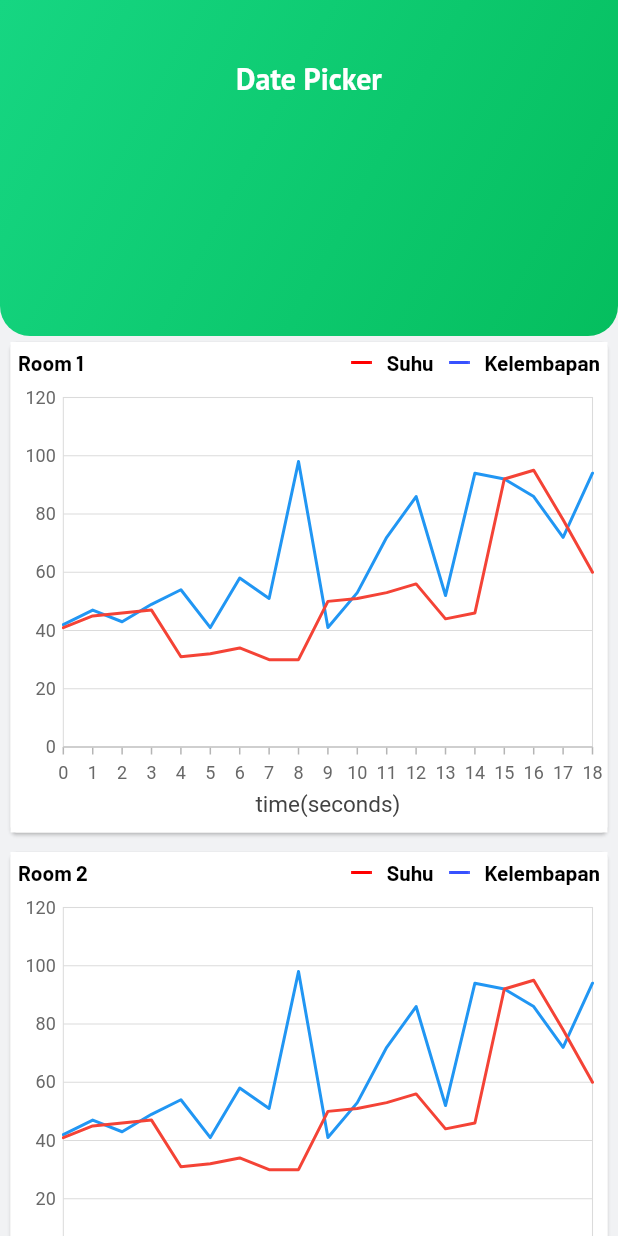
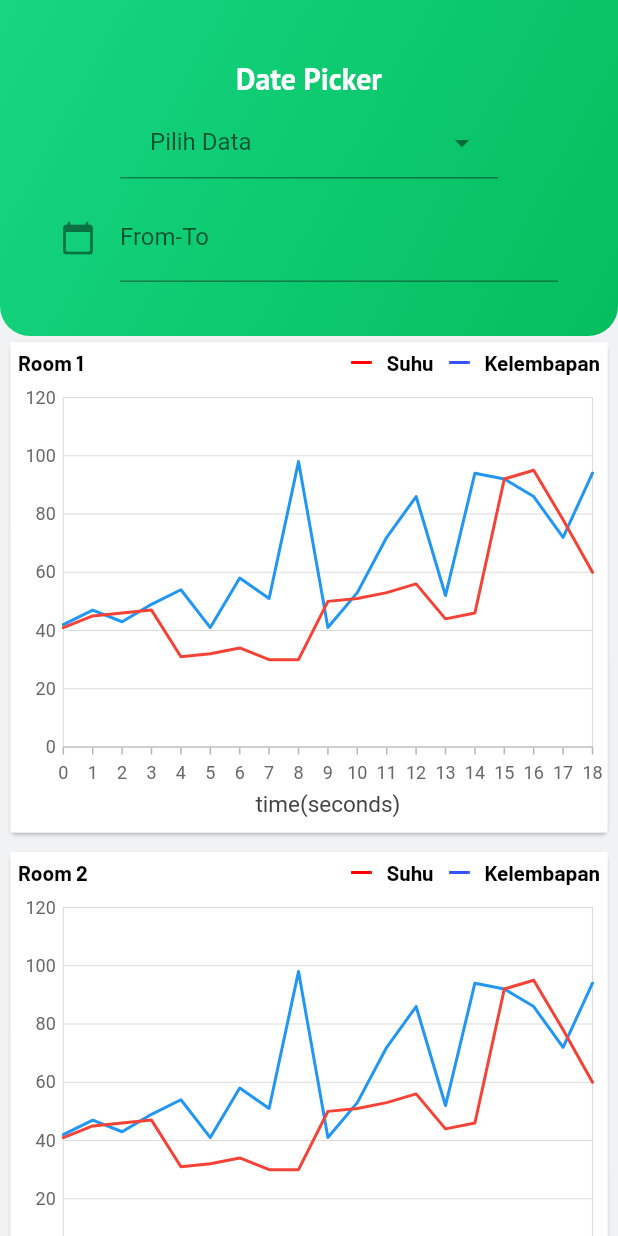
Before and after one commit to Project-Kelompok-2/MOP-Green-Mobile_2, a Flutter app: the logView screen opened directly, on a phone screen of 412 x 824 dp. Run offline on Flutter 3.47's test engine with Material 2 defaults, Android fonts, the phone set to English and light mode, and no system bars; drawn by our look-alikes of dropdown_search; our stand-ins replace convex_bottom_bar, google_fonts, syncfusion_flutter_charts, syncfusion_flutter_datepicker, syncfusion_flutter_gauges; missing offline and left inert: avatar_view.

```diff
--- a/lib/pages/log_view.dart
+++ b/lib/pages/log_view.dart
@@ -3,13 +3,86 @@
 part of 'pages.dart';
 
 class logView extends StatefulWidget {
-  const logView({Key? key}) : super(key: key);
+  const logView({super.key, this.restorationId});
+
+  final String? restorationId;
 
   @override
   State<logView> createState() => _logViewState();
 }
 
-class _logViewState extends State<logView> {
+class _logViewState extends State<logView> with RestorationMixin {
+  @override
+  String? get restorationId => widget.restorationId;
+
+  final RestorableDateTimeN _startDate = RestorableDateTimeN(DateTime.now());
+  final RestorableDateTimeN _endDate = RestorableDateTimeN(DateTime.now());
+  late final RestorableRouteFuture<DateTimeRange?> _rangePicker =
+      RestorableRouteFuture<DateTimeRange?>(
+    onComplete: _selectDateRange,
+    onPresent: (NavigatorState navigator, Object? arguments) {
+      return navigator
+          .restorablePush(_dateRangePickerRoute, arguments: <String, dynamic>{
+        'intialStartDate': _startDate.value?.millisecondsSinceEpoch,
+        'IntialEndDate': _endDate.value?.millisecondsSinceEpoch,
+      });
+    },
+  );
+
+  void _selectDateRange(DateTimeRange? newSelectedDate) {
+    if (newSelectedDate != null) {
+      setState(() {
+        _startDate.value = newSelectedDate.start;
+        _endDate.value = newSelectedDate.end;
+      });
+    }
+  }
+
+  @override
+  void restoreState(RestorationBucket? oldBucket, bool initialRestore) {
+    registerForRestoration(_startDate, 'start_date');
+    registerForRestoration(_endDate, 'end_date');
+    registerForRestoration(_rangePicker, 'date_picker_route_future');
+  }
+
+  static Route<DateTimeRange?> _dateRangePickerRoute(
+    BuildContext context,
+    Object? arguments,
+  ) {
+    return DialogRoute<DateTimeRange?>(
+      context: context,
+      builder: (BuildContext context) {
+        return DateRangePickerDialog(
+          restorationId: 'date_picker_dialog',
+          initialDateRange:
+              _initialDateTimeRange(arguments! as Map<dynamic, dynamic>),
+          firstDate: DateTime(2000),
+          lastDate: DateTime(2023),
+        );
+      },
+    );
+  }
+
+  static DateTimeRange? _initialDateTimeRange(Map<dynamic, dynamic> arguments) {
+    if (arguments['intialStartDate'] != null &&
+        arguments['intialEndDate'] != null) {
+      return DateTimeRange(
+        start: DateTime.fromMillisecondsSinceEpoch(
+            arguments['initialStartDate'] as int),
+        end: DateTime.fromMillisecondsSinceEpoch(
+            arguments['initialEndDate'] as int),
+      );
+    }
+    return null;
+  }
+
+  List<String> data = [
+    "kemarin",
+    "3 hari lalu",
+    "1 minggu lalu",
+    "1 bulan lalu",
+  ];
+
   late List<LiveData> chartData9;
   late List<LiveData> chartData10;
   late List<LiveData> chartData11;
@@ -73,8 +146,51 @@ class _logViewState extends State<logView> {
                         fontSize: 20, fontWeight: FontWeight.bold),
                   ),
                   const SizedBox(
-                    height: 20,
+                    height: 5,
                   ),
+                  Padding(
+                    padding: const EdgeInsets.symmetric(horizontal: 70),
+                    child: DropdownSearch<String>(
+                      popupProps: const PopupProps.menu(
+                        showSelectedItems: true,
+                      ),
+                      items: data,
+                      dropdownDecoratorProps: const DropDownDecoratorProps(
+                        dropdownSearchDecoration: InputDecoration(
+                          contentPadding: EdgeInsets.symmetric(horizontal: 20),
+                          labelText: "Pilih Data",
+                        ),
+                      ),
+                      onChanged: print,
+                      clearButtonProps: const ClearButtonProps(isVisible: true),
+                    ),
+                  ),
+                  const SizedBox(height: 10),
+                  Padding(
+                    padding: const EdgeInsets.symmetric(horizontal: 30),
+                    child: TextFormField(
+                      cursorColor: Colors.white,
+                      readOnly: true,
+                      onTap: () {
+                        setState(() {
+                          _rangePicker.present();
+                        });
+                      },
+                      decoration: InputDecoration(
+                        icon: const Icon(Icons.calendar_today_rounded),
+                        labelText: 'From-To',
+                        hintText: ("${_startDate.value}-${_endDate.value}"),
+                      ),
+                    ),
+                  ),
+
+                  // RaisedButton(
+                  //   onPressed: () {
+                  //     _rangePicker.present();
+                  //   },
+                  //   color: Colors.green,
+                  //   child: const Text('Range Picker'),
+                  // )
                 ],
               ),
             ),
--- a/lib/pages/pages.dart
+++ b/lib/pages/pages.dart
@@ -1,4 +1,5 @@
 import 'dart:async';
+// import 'dart:html';
 
 import 'package:flutter/material.dart';
 import 'package:mop_green/shared/shared.dart';
@@ -7,6 +8,9 @@ import 'package:syncfusion_flutter_charts/charts.dart' as chart;
 import 'dart:math' as math;
 import 'package:convex_bottom_bar/convex_bottom_bar.dart';
 import 'package:avatar_view/avatar_view.dart';
+import 'package:dropdown_search/dropdown_search.dart';
+// import 'package:intl/intl.dart';
+import 'package:syncfusion_flutter_datepicker/datepicker.dart';
 
 part 'selamatdatang_pages.dart';
 part 'dashboard.dart';
--- a/pubspec.yaml
+++ b/pubspec.yaml
@@ -30,10 +30,13 @@ dependencies:
   avatar_view: ^1.0.1
   convex_bottom_bar: ^3.1.0+1
   cupertino_icons: ^1.0.2
+  dropdown_search: ^5.0.3
   flutter:
     sdk: flutter
   google_fonts: ^3.0.1
+  intl: ^0.17.0
   syncfusion_flutter_charts: ^20.3.57
+  syncfusion_flutter_datepicker: ^20.3.58
   syncfusion_flutter_gauges: ^20.3.57
 
 dev_dependencies:
```
Also changed, not shown: pubspec.lock.
